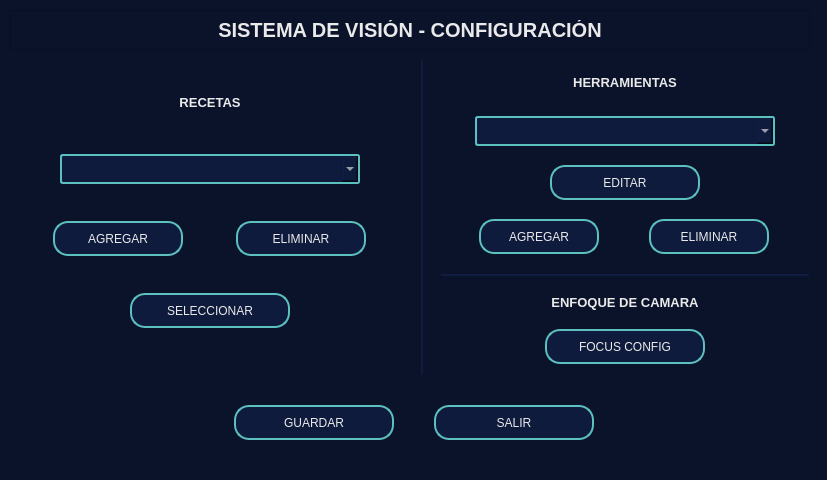
Above: ui/config_window.ui from hectorleyvaj-ops/vision-sensor before the change. Below: the same form after it.
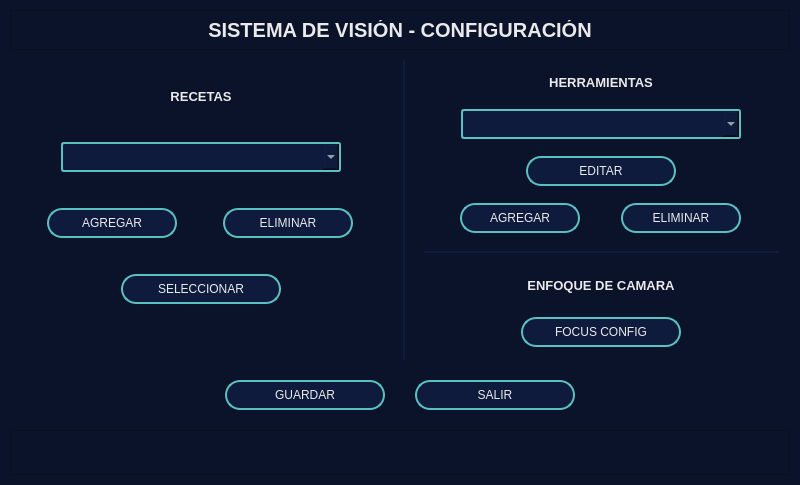
That is the form after the change.

```diff
--- a/ui/config_window.ui
+++ b/ui/config_window.ui
@@ -6,10 +6,28 @@
    <rect>
     <x>0</x>
     <y>0</y>
-    <width>827</width>
+    <width>800</width>
     <height>480</height>
    </rect>
   </property>
+  <property name="sizePolicy">
+   <sizepolicy hsizetype="Fixed" vsizetype="Fixed">
+    <horstretch>0</horstretch>
+    <verstretch>0</verstretch>
+   </sizepolicy>
+  </property>
+  <property name="minimumSize">
+   <size>
+    <width>480</width>
+    <height>0</height>
+   </size>
+  </property>
+  <property name="maximumSize">
+   <size>
+    <width>800</width>
+    <height>480</height>
+   </size>
+  </property>
   <property name="windowTitle">
    <string>Form</string>
   </property>
@@ -40,9 +58,15 @@
        <verstretch>0</verstretch>
       </sizepolicy>
      </property>
+     <property name="minimumSize">
+      <size>
+       <width>0</width>
+       <height>40</height>
+      </size>
+     </property>
      <property name="maximumSize">
       <size>
-       <width>800</width>
+       <width>780</width>
        <height>40</height>
       </size>
      </property>
@@ -123,7 +147,7 @@
            <property name="maximumSize">
             <size>
              <width>200</width>
-             <height>30</height>
+             <height>20</height>
             </size>
            </property>
            <property name="font">
@@ -152,14 +176,14 @@
          <item>
           <widget class="QComboBox" name="cmb_recipes">
            <property name="sizePolicy">
-            <sizepolicy hsizetype="Expanding" vsizetype="Expanding">
+            <sizepolicy hsizetype="Expanding" vsizetype="Minimum">
              <horstretch>0</horstretch>
              <verstretch>0</verstretch>
             </sizepolicy>
            </property>
            <property name="maximumSize">
             <size>
-             <width>300</width>
+             <width>280</width>
              <height>30</height>
             </size>
            </property>
@@ -182,15 +206,21 @@
          <item>
           <widget class="QPushButton" name="btn_add_r">
            <property name="sizePolicy">
-            <sizepolicy hsizetype="Expanding" vsizetype="Expanding">
+            <sizepolicy hsizetype="Expanding" vsizetype="Minimum">
              <horstretch>0</horstretch>
              <verstretch>0</verstretch>
             </sizepolicy>
            </property>
+           <property name="minimumSize">
+            <size>
+             <width>0</width>
+             <height>30</height>
+            </size>
+           </property>
            <property name="maximumSize">
             <size>
              <width>130</width>
-             <height>35</height>
+             <height>30</height>
             </size>
            </property>
            <property name="styleSheet">
@@ -208,15 +238,21 @@
          <item>
           <widget class="QPushButton" name="btn_del_r">
            <property name="sizePolicy">
-            <sizepolicy hsizetype="Expanding" vsizetype="Expanding">
+            <sizepolicy hsizetype="Expanding" vsizetype="Minimum">
              <horstretch>0</horstretch>
              <verstretch>0</verstretch>
             </sizepolicy>
            </property>
+           <property name="minimumSize">
+            <size>
+             <width>0</width>
+             <height>30</height>
+            </size>
+           </property>
            <property name="maximumSize">
             <size>
              <width>130</width>
-             <height>35</height>
+             <height>30</height>
             </size>
            </property>
            <property name="styleSheet">
@@ -238,15 +274,21 @@
          <item>
           <widget class="QPushButton" name="btn_select_r">
            <property name="sizePolicy">
-            <sizepolicy hsizetype="Expanding" vsizetype="Expanding">
+            <sizepolicy hsizetype="Expanding" vsizetype="Minimum">
              <horstretch>0</horstretch>
              <verstretch>0</verstretch>
             </sizepolicy>
            </property>
+           <property name="minimumSize">
+            <size>
+             <width>0</width>
+             <height>30</height>
+            </size>
+           </property>
            <property name="maximumSize">
             <size>
              <width>160</width>
-             <height>35</height>
+             <height>30</height>
             </size>
            </property>
            <property name="styleSheet">
@@ -273,8 +315,8 @@
          </property>
          <property name="sizeHint" stdset="0">
           <size>
-           <width>400</width>
-           <height>20</height>
+           <width>380</width>
+           <height>30</height>
           </size>
          </property>
         </spacer>
@@ -306,7 +348,7 @@
      <item>
       <layout class="QVBoxLayout" name="right_panel">
        <property name="spacing">
-        <number>12</number>
+        <number>5</number>
        </property>
        <property name="leftMargin">
         <number>8</number>
@@ -327,7 +369,7 @@
            <property name="maximumSize">
             <size>
              <width>200</width>
-             <height>30</height>
+             <height>20</height>
             </size>
            </property>
            <property name="font">
@@ -356,14 +398,20 @@
          <item>
           <widget class="QComboBox" name="cmb_tools">
            <property name="sizePolicy">
-            <sizepolicy hsizetype="Expanding" vsizetype="Expanding">
+            <sizepolicy hsizetype="Expanding" vsizetype="Minimum">
              <horstretch>0</horstretch>
              <verstretch>0</verstretch>
             </sizepolicy>
            </property>
+           <property name="minimumSize">
+            <size>
+             <width>0</width>
+             <height>25</height>
+            </size>
+           </property>
            <property name="maximumSize">
             <size>
-             <width>300</width>
+             <width>280</width>
              <height>30</height>
             </size>
            </property>
@@ -383,15 +431,21 @@
          <item>
           <widget class="QPushButton" name="btn_edit_t">
            <property name="sizePolicy">
-            <sizepolicy hsizetype="Expanding" vsizetype="Expanding">
+            <sizepolicy hsizetype="Expanding" vsizetype="Minimum">
              <horstretch>0</horstretch>
              <verstretch>0</verstretch>
             </sizepolicy>
            </property>
+           <property name="minimumSize">
+            <size>
+             <width>0</width>
+             <height>30</height>
+            </size>
+           </property>
            <property name="maximumSize">
             <size>
              <width>150</width>
-             <height>35</height>
+             <height>30</height>
             </size>
            </property>
            <property name="styleSheet">
@@ -413,15 +467,21 @@
          <item>
           <widget class="QPushButton" name="btn_add_t">
            <property name="sizePolicy">
-            <sizepolicy hsizetype="Expanding" vsizetype="Expanding">
+            <sizepolicy hsizetype="Expanding" vsizetype="Minimum">
              <horstretch>0</horstretch>
              <verstretch>0</verstretch>
             </sizepolicy>
            </property>
+           <property name="minimumSize">
+            <size>
+             <width>0</width>
+             <height>30</height>
+            </size>
+           </property>
            <property name="maximumSize">
             <size>
              <width>120</width>
-             <height>35</height>
+             <height>30</height>
             </size>
            </property>
            <property name="styleSheet">
@@ -439,15 +499,21 @@
          <item>
           <widget class="QPushButton" name="btn_del_t">
            <property name="sizePolicy">
-            <sizepolicy hsizetype="Expanding" vsizetype="Expanding">
+            <sizepolicy hsizetype="Expanding" vsizetype="Minimum">
              <horstretch>0</horstretch>
              <verstretch>0</verstretch>
             </sizepolicy>
            </property>
+           <property name="minimumSize">
+            <size>
+             <width>0</width>
+             <height>30</height>
+            </size>
+           </property>
            <property name="maximumSize">
             <size>
              <width>120</width>
-             <height>35</height>
+             <height>30</height>
             </size>
            </property>
            <property name="styleSheet">
@@ -474,13 +540,13 @@
          </property>
          <property name="minimumSize">
           <size>
-           <width>360</width>
+           <width>355</width>
            <height>0</height>
           </size>
          </property>
          <property name="maximumSize">
           <size>
-           <width>400</width>
+           <width>355</width>
            <height>3</height>
           </size>
          </property>
@@ -502,6 +568,12 @@
              <verstretch>0</verstretch>
             </sizepolicy>
            </property>
+           <property name="maximumSize">
+            <size>
+             <width>200</width>
+             <height>30</height>
+            </size>
+           </property>
            <property name="font">
             <font>
              <pointsize>10</pointsize>
@@ -528,15 +600,21 @@
          <item>
           <widget class="QPushButton" name="btn_focus_config">
            <property name="sizePolicy">
-            <sizepolicy hsizetype="Expanding" vsizetype="Expanding">
+            <sizepolicy hsizetype="Expanding" vsizetype="Minimum">
              <horstretch>0</horstretch>
              <verstretch>0</verstretch>
             </sizepolicy>
            </property>
+           <property name="minimumSize">
+            <size>
+             <width>0</width>
+             <height>30</height>
+            </size>
+           </property>
            <property name="maximumSize">
             <size>
              <width>160</width>
-             <height>35</height>
+             <height>30</height>
             </size>
            </property>
            <property name="styleSheet">
@@ -560,13 +638,13 @@
    <item>
     <layout class="QHBoxLayout" name="bttm_layout">
      <property name="spacing">
-      <number>40</number>
+      <number>30</number>
      </property>
      <property name="topMargin">
-      <number>20</number>
+      <number>10</number>
      </property>
      <property name="bottomMargin">
-      <number>30</number>
+      <number>10</number>
      </property>
      <item>
       <spacer name="horizontalSpacer">
@@ -575,7 +653,7 @@
        </property>
        <property name="sizeHint" stdset="0">
         <size>
-         <width>50</width>
+         <width>30</width>
          <height>30</height>
         </size>
        </property>
@@ -584,11 +662,17 @@
      <item>
       <widget class="QPushButton" name="btn_save">
        <property name="sizePolicy">
-        <sizepolicy hsizetype="Expanding" vsizetype="Expanding">
+        <sizepolicy hsizetype="Expanding" vsizetype="Minimum">
          <horstretch>0</horstretch>
          <verstretch>0</verstretch>
         </sizepolicy>
        </property>
+       <property name="minimumSize">
+        <size>
+         <width>0</width>
+         <height>30</height>
+        </size>
+       </property>
        <property name="maximumSize">
         <size>
          <width>160</width>
@@ -610,11 +694,17 @@
      <item>
       <widget class="QPushButton" name="btn_out">
        <property name="sizePolicy">
-        <sizepolicy hsizetype="Expanding" vsizetype="Expanding">
+        <sizepolicy hsizetype="Expanding" vsizetype="Minimum">
          <horstretch>0</horstretch>
          <verstretch>0</verstretch>
         </sizepolicy>
        </property>
+       <property name="minimumSize">
+        <size>
+         <width>0</width>
+         <height>30</height>
+        </size>
+       </property>
        <property name="maximumSize">
         <size>
          <width>160</width>
@@ -652,7 +742,7 @@
        </property>
        <property name="sizeHint" stdset="0">
         <size>
-         <width>50</width>
+         <width>30</width>
          <height>30</height>
         </size>
        </property>
@@ -660,6 +750,54 @@
      </item>
     </layout>
    </item>
+   <item>
+    <widget class="QFrame" name="frame">
+     <property name="sizePolicy">
+      <sizepolicy hsizetype="Expanding" vsizetype="Fixed">
+       <horstretch>0</horstretch>
+       <verstretch>0</verstretch>
+      </sizepolicy>
+     </property>
+     <property name="minimumSize">
+      <size>
+       <width>780</width>
+       <height>45</height>
+      </size>
+     </property>
+     <property name="maximumSize">
+      <size>
+       <width>800</width>
+       <height>45</height>
+      </size>
+     </property>
+     <property name="frameShape">
+      <enum>QFrame::StyledPanel</enum>
+     </property>
+     <property name="frameShadow">
+      <enum>QFrame::Raised</enum>
+     </property>
+     <layout class="QHBoxLayout" name="horizontalLayout_12">
+      <item>
+       <widget class="QListWidget" name="list_log_config">
+        <property name="maximumSize">
+         <size>
+          <width>800</width>
+          <height>35</height>
+         </size>
+        </property>
+        <property name="font">
+         <font>
+          <pointsize>11</pointsize>
+         </font>
+        </property>
+        <property name="styleSheet">
+         <string notr="true">border: none;</string>
+        </property>
+       </widget>
+      </item>
+     </layout>
+    </widget>
+   </item>
   </layout>
  </widget>
  <resources/>
```
